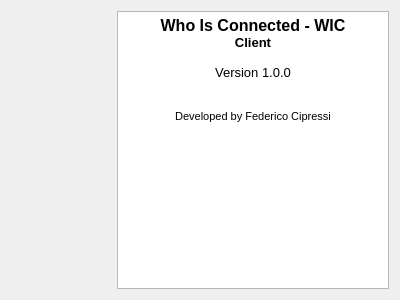
This is client/src/about.ui in CiproGit/wic as Qt 5 draws it before an edit. The edited form follows.
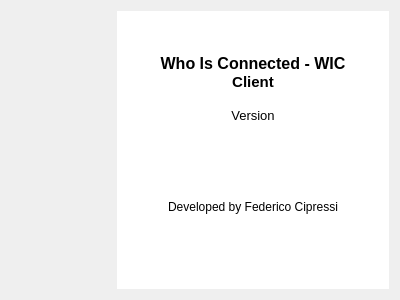
This is the edited form. Icons and pictures are not drawn.

Commit message: Read version number from CMakeLists.txt

What changed in the file:
```diff
--- a/client/src/about.ui
+++ b/client/src/about.ui
@@ -10,6 +10,11 @@
     <height>300</height>
    </rect>
   </property>
+  <property name="font">
+   <font>
+    <family>Helvetica</family>
+   </font>
+  </property>
   <property name="windowTitle">
    <string>About</string>
   </property>
@@ -40,24 +45,91 @@
     </widget>
    </item>
    <item>
-    <widget class="QTextBrowser" name="about_textbrowser">
-     <property name="html">
-      <string>&lt;!DOCTYPE HTML PUBLIC &quot;-//W3C//DTD HTML 4.0//EN&quot; &quot;http://www.w3.org/TR/REC-html40/strict.dtd&quot;&gt;
+    <layout class="QVBoxLayout" name="verticalLayout">
+     <property name="spacing">
+      <number>0</number>
+     </property>
+     <item>
+      <widget class="QTextBrowser" name="name_textbrowser">
+       <property name="font">
+        <font>
+         <family>Helvetica</family>
+        </font>
+       </property>
+       <property name="frameShape">
+        <enum>QFrame::NoFrame</enum>
+       </property>
+       <property name="html">
+        <string>&lt;!DOCTYPE HTML PUBLIC &quot;-//W3C//DTD HTML 4.0//EN&quot; &quot;http://www.w3.org/TR/REC-html40/strict.dtd&quot;&gt;
 &lt;html&gt;&lt;head&gt;&lt;meta name=&quot;qrichtext&quot; content=&quot;1&quot; /&gt;&lt;meta charset=&quot;utf-8&quot; /&gt;&lt;style type=&quot;text/css&quot;&gt;
 p, li { white-space: pre-wrap; }
 hr { height: 1px; border-width: 0; }
 li.unchecked::marker { content: &quot;\2610&quot;; }
 li.checked::marker { content: &quot;\2612&quot;; }
-&lt;/style&gt;&lt;/head&gt;&lt;body style=&quot; font-family:'Segoe UI'; font-size:9pt; font-weight:400; font-style:normal;&quot;&gt;
+&lt;/style&gt;&lt;/head&gt;&lt;body style=&quot; font-family:'Helvetica'; font-size:13pt; font-weight:400; font-style:normal;&quot;&gt;
+&lt;p align=&quot;center&quot; style=&quot;-qt-paragraph-type:empty; margin-top:0px; margin-bottom:0px; margin-left:0px; margin-right:0px; -qt-block-indent:0; text-indent:0px; font-family:'.AppleSystemUIFont';&quot;&gt;&lt;br /&gt;&lt;/p&gt;
+&lt;p align=&quot;center&quot; style=&quot;-qt-paragraph-type:empty; margin-top:0px; margin-bottom:0px; margin-left:0px; margin-right:0px; -qt-block-indent:0; text-indent:0px; font-family:'MS Shell Dlg 2'; font-size:12pt; font-weight:600;&quot;&gt;&lt;br /&gt;&lt;/p&gt;
 &lt;p align=&quot;center&quot; style=&quot; margin-top:0px; margin-bottom:0px; margin-left:0px; margin-right:0px; -qt-block-indent:0; text-indent:0px;&quot;&gt;&lt;span style=&quot; font-family:'MS Shell Dlg 2'; font-size:12pt; font-weight:600;&quot;&gt;Who Is Connected - WIC&lt;/span&gt;&lt;/p&gt;
-&lt;p align=&quot;center&quot; style=&quot; margin-top:0px; margin-bottom:0px; margin-left:0px; margin-right:0px; -qt-block-indent:0; text-indent:0px;&quot;&gt;&lt;span style=&quot; font-family:'MS Shell Dlg 2'; font-size:10pt; font-weight:600;&quot;&gt;Client&lt;/span&gt;&lt;/p&gt;
-&lt;p align=&quot;center&quot; style=&quot;-qt-paragraph-type:empty; margin-top:0px; margin-bottom:0px; margin-left:0px; margin-right:0px; -qt-block-indent:0; text-indent:0px; font-family:'MS Shell Dlg 2'; font-size:10pt; font-weight:600;&quot;&gt;&lt;br /&gt;&lt;/p&gt;
-&lt;p align=&quot;center&quot; style=&quot; margin-top:0px; margin-bottom:0px; margin-left:0px; margin-right:0px; -qt-block-indent:0; text-indent:0px;&quot;&gt;&lt;span style=&quot; font-family:'MS Shell Dlg 2'; font-size:10pt;&quot;&gt;Version 1.0.0&lt;/span&gt;&lt;/p&gt;
-&lt;p align=&quot;center&quot; style=&quot;-qt-paragraph-type:empty; margin-top:0px; margin-bottom:0px; margin-left:0px; margin-right:0px; -qt-block-indent:0; text-indent:0px; font-family:'MS Shell Dlg 2'; font-size:10pt;&quot;&gt;&lt;br /&gt;&lt;/p&gt;
-&lt;p align=&quot;center&quot; style=&quot;-qt-paragraph-type:empty; margin-top:0px; margin-bottom:0px; margin-left:0px; margin-right:0px; -qt-block-indent:0; text-indent:0px; font-family:'MS Shell Dlg 2'; font-size:10pt;&quot;&gt;&lt;br /&gt;&lt;/p&gt;
-&lt;p align=&quot;center&quot; style=&quot; margin-top:0px; margin-bottom:0px; margin-left:0px; margin-right:0px; -qt-block-indent:0; text-indent:0px;&quot;&gt;&lt;span style=&quot; font-family:'MS Shell Dlg 2'; font-size:8.25pt;&quot;&gt;Developed by Federico Cipressi&lt;/span&gt;&lt;/p&gt;&lt;/body&gt;&lt;/html&gt;</string>
-     </property>
-    </widget>
+&lt;p align=&quot;center&quot; style=&quot; margin-top:0px; margin-bottom:0px; margin-left:0px; margin-right:0px; -qt-block-indent:0; text-indent:0px;&quot;&gt;&lt;span style=&quot; font-family:'MS Shell Dlg 2'; font-size:11pt; font-weight:600;&quot;&gt;Client&lt;/span&gt;&lt;/p&gt;&lt;/body&gt;&lt;/html&gt;</string>
+       </property>
+      </widget>
+     </item>
+     <item>
+      <widget class="QTextBrowser" name="version_textbrowser">
+       <property name="sizePolicy">
+        <sizepolicy hsizetype="Expanding" vsizetype="Expanding">
+         <horstretch>0</horstretch>
+         <verstretch>0</verstretch>
+        </sizepolicy>
+       </property>
+       <property name="font">
+        <font>
+         <family>Helvetica</family>
+         <pointsize>10</pointsize>
+        </font>
+       </property>
+       <property name="frameShape">
+        <enum>QFrame::NoFrame</enum>
+       </property>
+       <property name="html">
+        <string>&lt;!DOCTYPE HTML PUBLIC &quot;-//W3C//DTD HTML 4.0//EN&quot; &quot;http://www.w3.org/TR/REC-html40/strict.dtd&quot;&gt;
+&lt;html&gt;&lt;head&gt;&lt;meta name=&quot;qrichtext&quot; content=&quot;1&quot; /&gt;&lt;meta charset=&quot;utf-8&quot; /&gt;&lt;style type=&quot;text/css&quot;&gt;
+p, li { white-space: pre-wrap; }
+hr { height: 1px; border-width: 0; }
+li.unchecked::marker { content: &quot;\2610&quot;; }
+li.checked::marker { content: &quot;\2612&quot;; }
+&lt;/style&gt;&lt;/head&gt;&lt;body style=&quot; font-family:'Helvetica'; font-size:10pt; font-weight:400; font-style:normal;&quot;&gt;
+&lt;p align=&quot;center&quot; style=&quot; margin-top:0px; margin-bottom:0px; margin-left:0px; margin-right:0px; -qt-block-indent:0; text-indent:0px;&quot;&gt;&lt;span style=&quot; font-family:'.AppleSystemUIFont';&quot;&gt;Version&lt;/span&gt;&lt;/p&gt;&lt;/body&gt;&lt;/html&gt;</string>
+       </property>
+      </widget>
+     </item>
+     <item>
+      <widget class="QTextBrowser" name="developer_textbrowser">
+       <property name="font">
+        <font>
+         <family>Helvetica</family>
+         <pointsize>9</pointsize>
+        </font>
+       </property>
+       <property name="frameShape">
+        <enum>QFrame::NoFrame</enum>
+       </property>
+       <property name="frameShadow">
+        <enum>QFrame::Sunken</enum>
+       </property>
+       <property name="html">
+        <string>&lt;!DOCTYPE HTML PUBLIC &quot;-//W3C//DTD HTML 4.0//EN&quot; &quot;http://www.w3.org/TR/REC-html40/strict.dtd&quot;&gt;
+&lt;html&gt;&lt;head&gt;&lt;meta name=&quot;qrichtext&quot; content=&quot;1&quot; /&gt;&lt;meta charset=&quot;utf-8&quot; /&gt;&lt;style type=&quot;text/css&quot;&gt;
+p, li { white-space: pre-wrap; }
+hr { height: 1px; border-width: 0; }
+li.unchecked::marker { content: &quot;\2610&quot;; }
+li.checked::marker { content: &quot;\2612&quot;; }
+&lt;/style&gt;&lt;/head&gt;&lt;body style=&quot; font-family:'Helvetica'; font-size:9pt; font-weight:400; font-style:normal;&quot;&gt;
+&lt;p align=&quot;center&quot; style=&quot; margin-top:0px; margin-bottom:0px; margin-left:0px; margin-right:0px; -qt-block-indent:0; text-indent:0px;&quot;&gt;&lt;span style=&quot; font-family:'MS Shell Dlg 2';&quot;&gt;Developed by Federico Cipressi&lt;/span&gt;&lt;/p&gt;&lt;/body&gt;&lt;/html&gt;</string>
+       </property>
+      </widget>
+     </item>
+    </layout>
    </item>
   </layout>
  </widget>
```
The commit also changes 9 other files.
